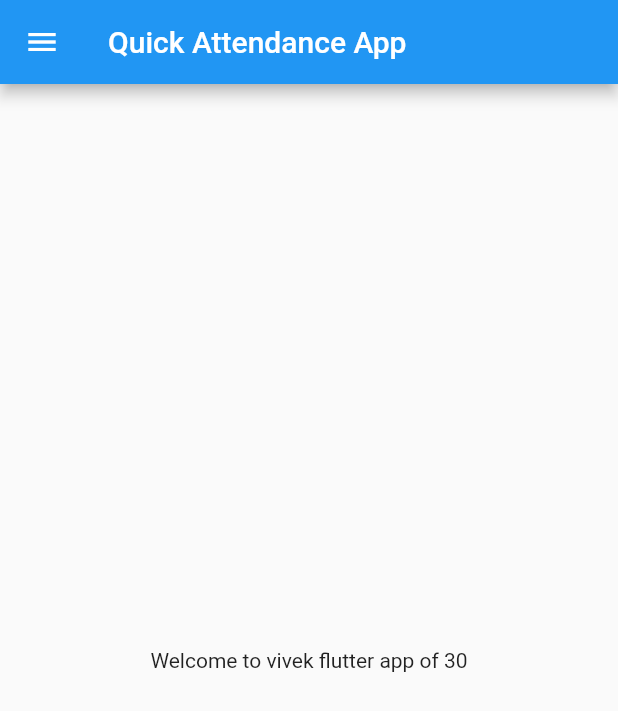
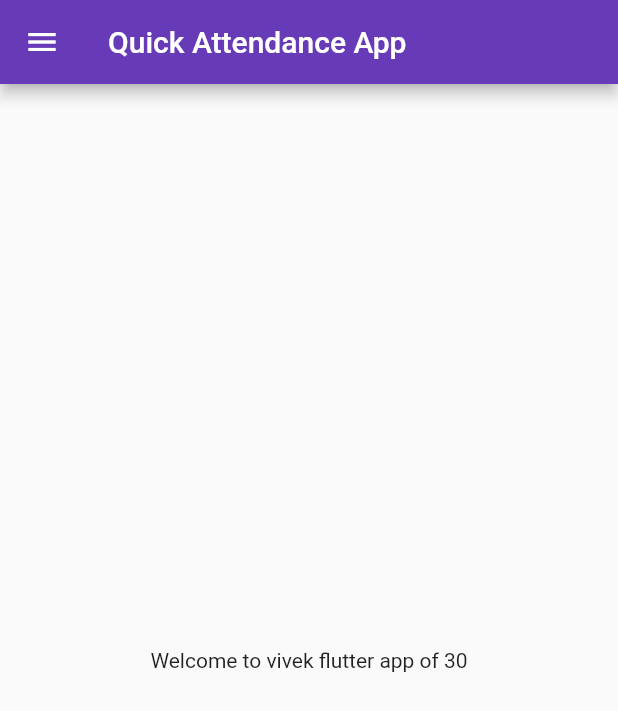
Before and after one commit to Vivekkurre1/flutterApp, a Flutter app: the screen it shows after launch, on a phone screen of 412 x 824 dp. Shown: the top 711 px of the screen. Run offline on Flutter 3.47's test engine with Material 2 defaults, Android fonts, the phone set to English and light mode, and no system bars.

Commit message:
day3 completed

```diff
--- a/lib/main.dart
+++ b/lib/main.dart
@@ -1,5 +1,6 @@
 import 'package:flutter/material.dart';
-import 'package:quick_attendance/home_page.dart';
+import 'package:quick_attendance/pages/home_page.dart';
+import 'package:quick_attendance/pages/login_page.dart';
 
 void main() {
   runApp(MyApp());
@@ -11,7 +12,17 @@
   @override
   Widget build(BuildContext context) {
     return MaterialApp(
-      home: HomePage(),
+      themeMode: ThemeMode.light,
+      theme: ThemeData(primarySwatch: Colors.deepPurple),
+      darkTheme: ThemeData(
+        brightness: Brightness.dark,
+      ),
+      initialRoute: "/home",
+      routes: {
+        "/": (context) => LoginPage(),
+        "/home": (context) => HomePage(),
+        "/login": (context) => LoginPage(),
+      },
     );
   }
 }
```
Also changed, not shown: lib/pages/login_page.dart (added, +21 -0 lines), lib/pages/home_page.dart (renamed from lib/home_page.dart).
